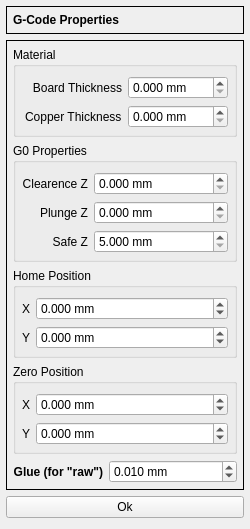
Above: G2G/forms/gcodepropertiesform.ui from XRay3D/GERBER_X3 before the change. Below: the same form after it.
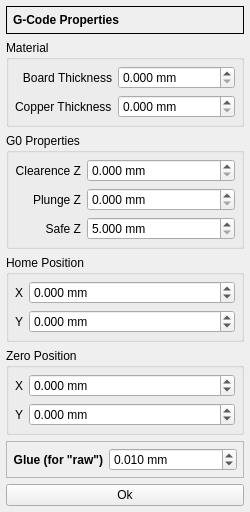
That is the form after the change. Custom widgets are drawn as their Qt base class.

```diff
--- a/G2G/forms/gcodepropertiesform.ui
+++ b/G2G/forms/gcodepropertiesform.ui
@@ -7,7 +7,7 @@
     <x>0</x>
     <y>0</y>
     <width>250</width>
-    <height>529</height>
+    <height>474</height>
    </rect>
   </property>
   <property name="minimumSize">
@@ -82,27 +82,6 @@
     </widget>
    </item>
    <item>
-    <widget class="QFrame" name="frame_2">
-     <property name="frameShape">
-      <enum>QFrame::Panel</enum>
-     </property>
-     <property name="frameShadow">
-      <enum>QFrame::Plain</enum>
-     </property>
-     <layout class="QGridLayout" name="gridLayout_2">
-      <property name="leftMargin">
-       <number>6</number>
-      </property>
-      <property name="topMargin">
-       <number>6</number>
-      </property>
-      <property name="rightMargin">
-       <number>6</number>
-      </property>
-      <property name="bottomMargin">
-       <number>6</number>
-      </property>
-      <item row="0" column="0" colspan="2">
        <widget class="QGroupBox" name="groupBox_4">
         <property name="title">
          <string>Material</string>
@@ -111,6 +90,12 @@
          <property name="labelAlignment">
           <set>Qt::AlignRight|Qt::AlignTrailing|Qt::AlignVCenter</set>
          </property>
+      <property name="leftMargin">
+       <number>6</number>
+      </property>
+      <property name="topMargin">
+       <number>6</number>
+      </property>
          <property name="rightMargin">
           <number>6</number>
          </property>
@@ -169,197 +154,7 @@
         </layout>
        </widget>
       </item>
-      <item row="4" column="0">
-       <widget class="QLabel" name="glueLabel">
-        <property name="font">
-         <font>
-          <weight>75</weight>
-          <bold>true</bold>
-         </font>
-        </property>
-        <property name="text">
-         <string>Glue (for &quot;raw&quot;)</string>
-        </property>
-        <property name="alignment">
-         <set>Qt::AlignRight|Qt::AlignTrailing|Qt::AlignVCenter</set>
-        </property>
-       </widget>
-      </item>
-      <item row="3" column="0" colspan="2">
-       <widget class="QGroupBox" name="groupBox">
-        <property name="title">
-         <string>Zero Position</string>
-        </property>
-        <layout class="QFormLayout" name="formLayout">
-         <property name="leftMargin">
-          <number>6</number>
-         </property>
-         <property name="topMargin">
-          <number>9</number>
-         </property>
-         <property name="rightMargin">
-          <number>6</number>
-         </property>
-         <property name="bottomMargin">
-          <number>6</number>
-         </property>
-         <item row="0" column="0">
-          <widget class="QLabel" name="zeroXLabel">
-           <property name="text">
-            <string>X</string>
-           </property>
-           <property name="alignment">
-            <set>Qt::AlignRight|Qt::AlignTrailing|Qt::AlignVCenter</set>
-           </property>
-          </widget>
-         </item>
-         <item row="0" column="1">
-          <widget class="DoubleSpinBox" name="dsbxZeroX">
-           <property name="suffix">
-            <string> mm</string>
-           </property>
-           <property name="decimals">
-            <number>3</number>
-           </property>
-           <property name="minimum">
-            <double>-1000.000000000000000</double>
-           </property>
-           <property name="maximum">
-            <double>1000.000000000000000</double>
-           </property>
-          </widget>
-         </item>
-         <item row="1" column="0">
-          <widget class="QLabel" name="zeroYLabel">
-           <property name="text">
-            <string>Y</string>
-           </property>
-           <property name="alignment">
-            <set>Qt::AlignRight|Qt::AlignTrailing|Qt::AlignVCenter</set>
-           </property>
-          </widget>
-         </item>
-         <item row="1" column="1">
-          <widget class="DoubleSpinBox" name="dsbxZeroY">
-           <property name="suffix">
-            <string> mm</string>
-           </property>
-           <property name="decimals">
-            <number>3</number>
-           </property>
-           <property name="minimum">
-            <double>-1000.000000000000000</double>
-           </property>
-           <property name="maximum">
-            <double>1000.000000000000000</double>
-           </property>
-          </widget>
-         </item>
-        </layout>
-       </widget>
-      </item>
-      <item row="4" column="1">
-       <widget class="DoubleSpinBox" name="dsbxGlue">
-        <property name="sizePolicy">
-         <sizepolicy hsizetype="MinimumExpanding" vsizetype="Fixed">
-          <horstretch>0</horstretch>
-          <verstretch>0</verstretch>
-         </sizepolicy>
-        </property>
-        <property name="suffix">
-         <string> mm</string>
-        </property>
-        <property name="decimals">
-         <number>3</number>
-        </property>
-        <property name="maximum">
-         <double>1.000000000000000</double>
-        </property>
-        <property name="singleStep">
-         <double>0.005000000000000</double>
-        </property>
-        <property name="stepType">
-         <enum>QAbstractSpinBox::DefaultStepType</enum>
-        </property>
-        <property name="value">
-         <double>0.010000000000000</double>
-        </property>
-       </widget>
-      </item>
-      <item row="2" column="0" colspan="2">
-       <widget class="QGroupBox" name="groupBox_2">
-        <property name="title">
-         <string>Home Position</string>
-        </property>
-        <layout class="QFormLayout" name="formLayout_3">
-         <property name="leftMargin">
-          <number>6</number>
-         </property>
-         <property name="topMargin">
-          <number>9</number>
-         </property>
-         <property name="rightMargin">
-          <number>6</number>
-         </property>
-         <property name="bottomMargin">
-          <number>6</number>
-         </property>
-         <item row="0" column="0">
-          <widget class="QLabel" name="homeXLabel">
-           <property name="text">
-            <string>X</string>
-           </property>
-           <property name="alignment">
-            <set>Qt::AlignRight|Qt::AlignTrailing|Qt::AlignVCenter</set>
-           </property>
-          </widget>
-         </item>
-         <item row="0" column="1">
-          <widget class="DoubleSpinBox" name="dsbxHomeX">
-           <property name="suffix">
-            <string> mm</string>
-           </property>
-           <property name="decimals">
-            <number>3</number>
-           </property>
-           <property name="minimum">
-            <double>-1000.000000000000000</double>
-           </property>
-           <property name="maximum">
-            <double>1000.000000000000000</double>
-           </property>
-          </widget>
-         </item>
-         <item row="1" column="0">
-          <widget class="QLabel" name="homeYLabel">
-           <property name="text">
-            <string>Y</string>
-           </property>
-           <property name="alignment">
-            <set>Qt::AlignRight|Qt::AlignTrailing|Qt::AlignVCenter</set>
-           </property>
-          </widget>
-         </item>
-         <item row="1" column="1">
-          <widget class="DoubleSpinBox" name="dsbxHomeY">
-           <property name="suffix">
-            <string> mm</string>
-           </property>
-           <property name="decimals">
-            <number>3</number>
-           </property>
-           <property name="minimum">
-            <double>-1000.000000000000000</double>
-           </property>
-           <property name="maximum">
-            <double>1000.000000000000000</double>
-           </property>
-          </widget>
-         </item>
-        </layout>
-       </widget>
-      </item>
-      <item row="1" column="0" colspan="2">
+   <item>
        <widget class="QGroupBox" name="groupBox_3">
         <property name="title">
          <string>G0 Properties</string>
@@ -372,7 +167,7 @@
           <number>6</number>
          </property>
          <property name="topMargin">
-          <number>9</number>
+       <number>6</number>
          </property>
          <property name="rightMargin">
           <number>6</number>
@@ -462,6 +257,217 @@
           </widget>
          </item>
         </layout>
+    </widget>
+   </item>
+   <item>
+    <widget class="QGroupBox" name="groupBox_2">
+     <property name="title">
+      <string>Home Position</string>
+     </property>
+     <layout class="QFormLayout" name="formLayout_3">
+      <property name="leftMargin">
+       <number>6</number>
+      </property>
+      <property name="topMargin">
+       <number>6</number>
+      </property>
+      <property name="rightMargin">
+       <number>6</number>
+      </property>
+      <property name="bottomMargin">
+       <number>6</number>
+      </property>
+      <item row="0" column="0">
+       <widget class="QLabel" name="homeXLabel">
+        <property name="text">
+         <string>X</string>
+        </property>
+        <property name="alignment">
+         <set>Qt::AlignRight|Qt::AlignTrailing|Qt::AlignVCenter</set>
+        </property>
+       </widget>
+      </item>
+      <item row="0" column="1">
+       <widget class="DoubleSpinBox" name="dsbxHomeX">
+        <property name="suffix">
+         <string> mm</string>
+        </property>
+        <property name="decimals">
+         <number>3</number>
+        </property>
+        <property name="minimum">
+         <double>-1000.000000000000000</double>
+        </property>
+        <property name="maximum">
+         <double>1000.000000000000000</double>
+        </property>
+       </widget>
+      </item>
+      <item row="1" column="0">
+       <widget class="QLabel" name="homeYLabel">
+        <property name="text">
+         <string>Y</string>
+        </property>
+        <property name="alignment">
+         <set>Qt::AlignRight|Qt::AlignTrailing|Qt::AlignVCenter</set>
+        </property>
+       </widget>
+      </item>
+      <item row="1" column="1">
+       <widget class="DoubleSpinBox" name="dsbxHomeY">
+        <property name="suffix">
+         <string> mm</string>
+        </property>
+        <property name="decimals">
+         <number>3</number>
+        </property>
+        <property name="minimum">
+         <double>-1000.000000000000000</double>
+        </property>
+        <property name="maximum">
+         <double>1000.000000000000000</double>
+        </property>
+       </widget>
+      </item>
+     </layout>
+    </widget>
+   </item>
+   <item>
+    <widget class="QGroupBox" name="groupBox">
+     <property name="title">
+      <string>Zero Position</string>
+     </property>
+     <layout class="QFormLayout" name="formLayout">
+      <property name="leftMargin">
+       <number>6</number>
+      </property>
+      <property name="topMargin">
+       <number>6</number>
+      </property>
+      <property name="rightMargin">
+       <number>6</number>
+      </property>
+      <property name="bottomMargin">
+       <number>6</number>
+      </property>
+      <item row="0" column="0">
+       <widget class="QLabel" name="zeroXLabel">
+        <property name="text">
+         <string>X</string>
+        </property>
+        <property name="alignment">
+         <set>Qt::AlignRight|Qt::AlignTrailing|Qt::AlignVCenter</set>
+        </property>
+       </widget>
+      </item>
+      <item row="0" column="1">
+       <widget class="DoubleSpinBox" name="dsbxZeroX">
+        <property name="suffix">
+         <string> mm</string>
+        </property>
+        <property name="decimals">
+         <number>3</number>
+        </property>
+        <property name="minimum">
+         <double>-1000.000000000000000</double>
+        </property>
+        <property name="maximum">
+         <double>1000.000000000000000</double>
+        </property>
+       </widget>
+      </item>
+      <item row="1" column="0">
+       <widget class="QLabel" name="zeroYLabel">
+        <property name="text">
+         <string>Y</string>
+        </property>
+        <property name="alignment">
+         <set>Qt::AlignRight|Qt::AlignTrailing|Qt::AlignVCenter</set>
+        </property>
+       </widget>
+      </item>
+      <item row="1" column="1">
+       <widget class="DoubleSpinBox" name="dsbxZeroY">
+        <property name="suffix">
+         <string> mm</string>
+        </property>
+        <property name="decimals">
+         <number>3</number>
+        </property>
+        <property name="minimum">
+         <double>-1000.000000000000000</double>
+        </property>
+        <property name="maximum">
+         <double>1000.000000000000000</double>
+        </property>
+       </widget>
+      </item>
+     </layout>
+    </widget>
+   </item>
+   <item>
+    <widget class="QFrame" name="frame_2">
+     <property name="frameShape">
+      <enum>QFrame::StyledPanel</enum>
+     </property>
+     <property name="frameShadow">
+      <enum>QFrame::Raised</enum>
+     </property>
+     <layout class="QHBoxLayout" name="horizontalLayout_2">
+      <property name="leftMargin">
+       <number>6</number>
+      </property>
+      <property name="topMargin">
+       <number>6</number>
+      </property>
+      <property name="rightMargin">
+       <number>6</number>
+      </property>
+      <property name="bottomMargin">
+       <number>6</number>
+      </property>
+      <item>
+       <widget class="QLabel" name="glueLabel">
+        <property name="font">
+         <font>
+          <weight>75</weight>
+          <bold>true</bold>
+         </font>
+        </property>
+        <property name="text">
+         <string>Glue (for &quot;raw&quot;)</string>
+        </property>
+        <property name="alignment">
+         <set>Qt::AlignRight|Qt::AlignTrailing|Qt::AlignVCenter</set>
+        </property>
+       </widget>
+      </item>
+      <item>
+       <widget class="DoubleSpinBox" name="dsbxGlue">
+        <property name="sizePolicy">
+         <sizepolicy hsizetype="MinimumExpanding" vsizetype="Fixed">
+          <horstretch>0</horstretch>
+          <verstretch>0</verstretch>
+         </sizepolicy>
+        </property>
+        <property name="suffix">
+         <string> mm</string>
+        </property>
+        <property name="decimals">
+         <number>3</number>
+        </property>
+        <property name="maximum">
+         <double>1.000000000000000</double>
+        </property>
+        <property name="singleStep">
+         <double>0.005000000000000</double>
+        </property>
+        <property name="stepType">
+         <enum>QAbstractSpinBox::DefaultStepType</enum>
+        </property>
+        <property name="value">
+         <double>0.010000000000000</double>
+        </property>
        </widget>
       </item>
      </layout>
```
Lines whose indentation alone changed are shown as unchanged.
